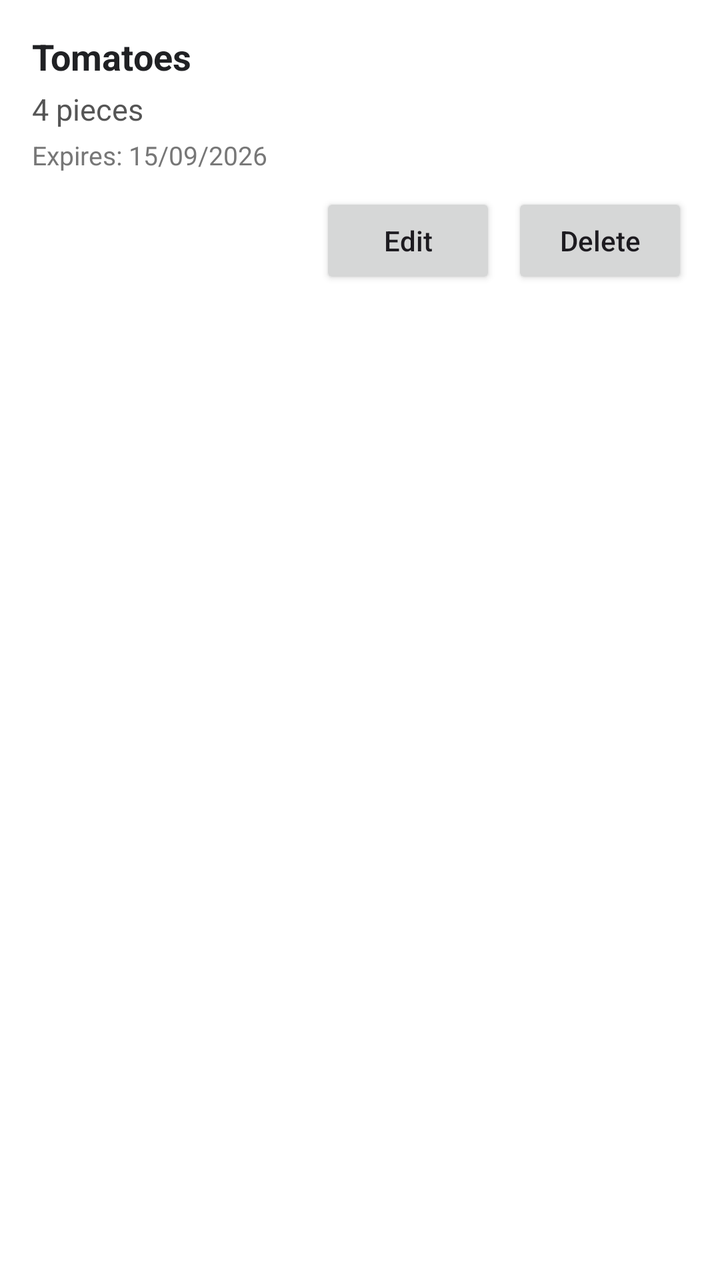
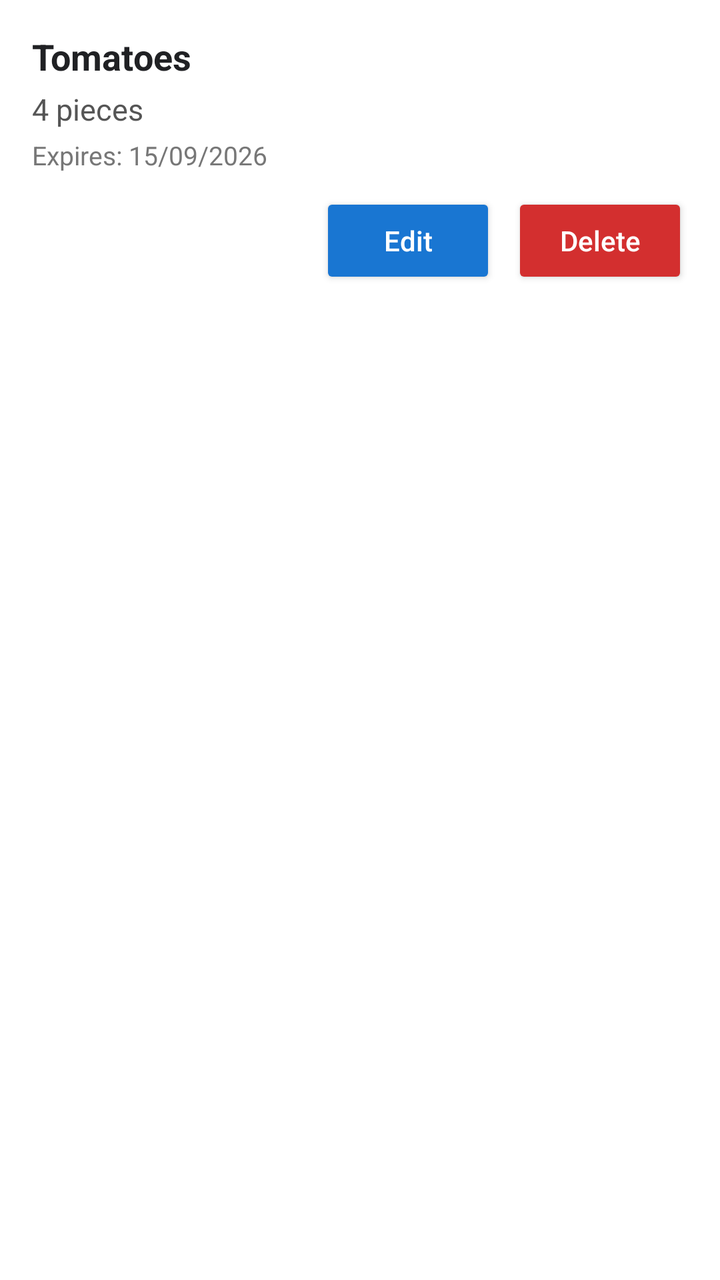

Two renders of the same Android screen: before a commit and after it. Below are the layout's source before the change and the commit's diff.
<!-- AndroidManifest.xml: application theme Theme.SmartPantryManager -->
<!-- res/layout/item_pantry.xml -->
<?xml version="1.0" encoding="utf-8"?>
<LinearLayout xmlns:android="http://schemas.android.com/apk/res/android"
    android:layout_width="match_parent"
    android:layout_height="wrap_content"
    android:orientation="vertical"
    android:padding="16dp"
    android:layout_marginBottom="10dp"
    android:background="#FFFFFF">

    
    <TextView
        android:id="@+id/tvIngredientName"
        android:layout_width="match_parent"
        android:layout_height="wrap_content"
        android:text="Tomatoes"
        android:textSize="18sp"
        android:textStyle="bold"
        android:textColor="#202124" />

    
    <TextView
        android:id="@+id/tvQuantity"
        android:layout_width="match_parent"
        android:layout_height="wrap_content"
        android:layout_marginTop="4dp"
        android:text="4 pieces"
        android:textSize="15sp"
        android:textColor="#555555" />

    
    <TextView
        android:id="@+id/tvExpiryDate"
        android:layout_width="match_parent"
        android:layout_height="wrap_content"
        android:layout_marginTop="4dp"
        android:text="Expires: 15/09/2026"
        android:textSize="13sp"
        android:textColor="#777777" />

    
    <LinearLayout
        android:layout_width="match_parent"
        android:layout_height="wrap_content"
        android:orientation="horizontal"
        android:gravity="end"
        android:layout_marginTop="10dp">

        
        <Button
            android:id="@+id/btnEdit"
            android:layout_width="wrap_content"
            android:layout_height="wrap_content"
            android:text="Edit"
            android:textAllCaps="false" />

        
        <Button
            android:id="@+id/btnDelete"
            android:layout_width="wrap_content"
            android:layout_height="wrap_content"
            android:layout_marginStart="8dp"
            android:text="Delete"
            android:textAllCaps="false" />

    </LinearLayout>

</LinearLayout>
<!-- resources referenced by this layout -->
<resources>
  <style name="Theme.SmartPantryManager" parent="Base.Theme.SmartPantryManager" />
  <style name="Base.Theme.SmartPantryManager" parent="Theme.Material3.DayNight.NoActionBar">
          
          
      </style>
</resources>

<!-- the commit's change to res/layout/item_pantry.xml (unified diff, before → after) -->
@@ -51,7 +51,9 @@
             android:layout_width="wrap_content"
             android:layout_height="wrap_content"
             android:text="Edit"
-            android:textAllCaps="false" />
+            android:textAllCaps="false"
+            android:textColor="@color/button_text_white"
+            android:backgroundTint="@color/edit_blue" />
 
         
         <Button
@@ -60,7 +62,9 @@
             android:layout_height="wrap_content"
             android:layout_marginStart="8dp"
             android:text="Delete"
-            android:textAllCaps="false" />
+            android:textAllCaps="false"
+            android:textColor="@color/button_text_white"
+            android:backgroundTint="@color/delete_red" />
 
     </LinearLayout>
 
<!-- resource entries referenced after the edit -->
@@ -1,5 +1,8 @@
 <!-- resources referenced by this layout -->
 <resources>
+  <color name="button_text_white">#FFFFFF</color>
+  <color name="delete_red">#D32F2F</color>
+  <color name="edit_blue">#1976D2</color>
   <style name="Theme.SmartPantryManager" parent="Base.Theme.SmartPantryManager" />
   <style name="Base.Theme.SmartPantryManager" parent="Theme.Material3.DayNight.NoActionBar">
           
